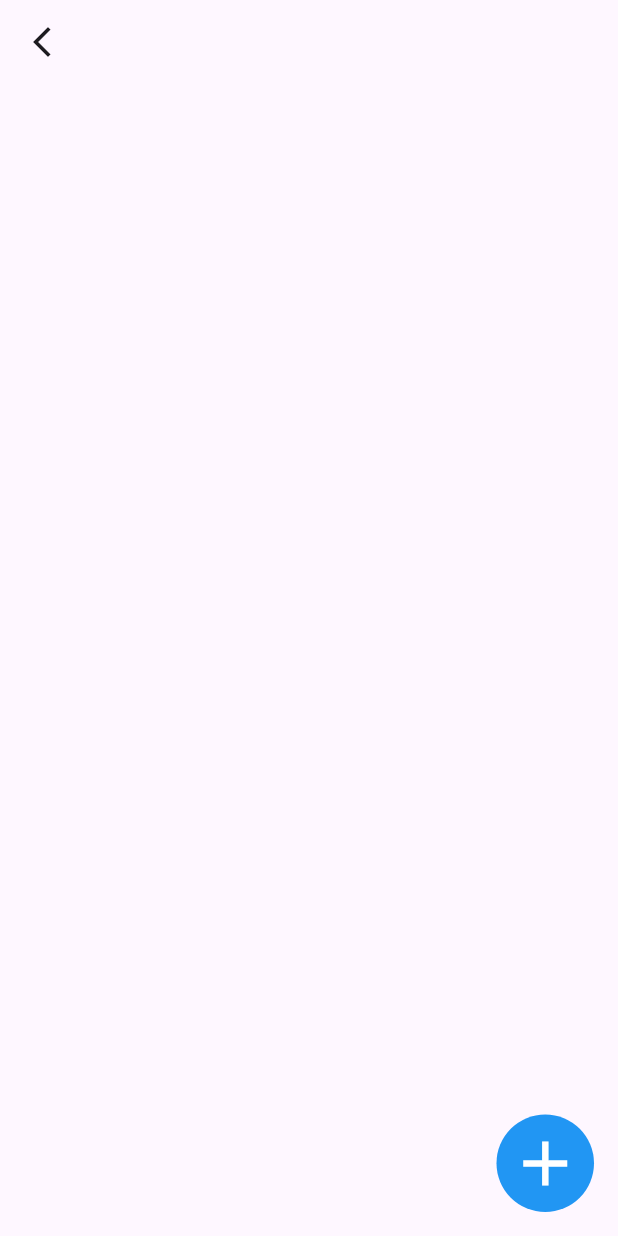
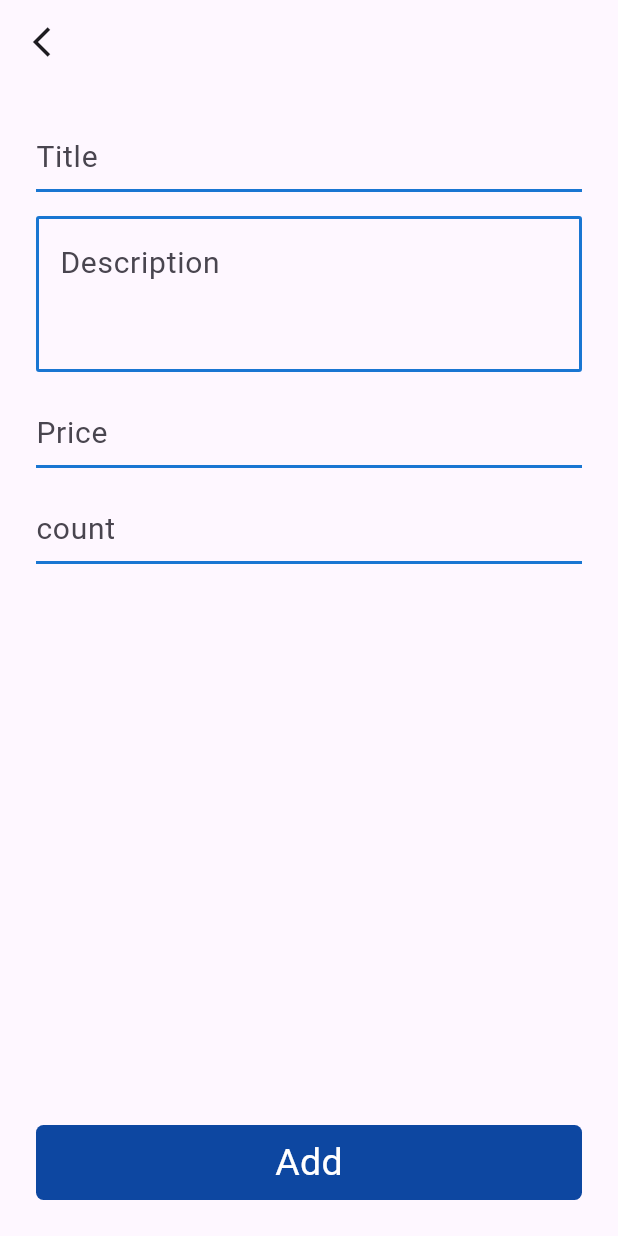
Before and after one commit to mordex-01/store_app_taav, a Flutter app: the SellerPage screen opened by its route, after a tap on the "add" icon, on a phone screen of 412 x 824 dp. Run offline on Flutter 3.47's test engine with Material 3 defaults, Android fonts, the phone set to English and light mode, and no system bars; our stand-ins replace either_dart, get, shared_preferences; accounts and stored records are empty; network calls fail.

Commit message:
SwichButton Fixed :))

```diff
--- a/jsonserver/db.json
+++ b/jsonserver/db.json
@@ -32,7 +32,7 @@
       "title": "thats my title",
       "description": "thats my description",
       "price": "600",
-      "isActive": true
+      "isActive": false
     },
     {
       "id": "2",
--- a/lib/src/infrastructure/routes/route_names.dart
+++ b/lib/src/infrastructure/routes/route_names.dart
@@ -3,4 +3,5 @@ class RouteNames {
   static const signUpPageRoute = '/signup';
   static const customerPageRoute = '/customer';
   static const sellerPageRoute = '/seller';
+  static const addProductRoute = '/addproduct';
 }
--- a/lib/src/infrastructure/routes/route_pages.dart
+++ b/lib/src/infrastructure/routes/route_pages.dart
@@ -1,5 +1,7 @@
 import 'package:get/get.dart';
 import 'package:store_app_taav/src/infrastructure/routes/route_names.dart';
+import 'package:store_app_taav/src/pages/addproduct/common/add_product_binding.dart';
+import 'package:store_app_taav/src/pages/addproduct/view/add_product_page.dart';
 import 'package:store_app_taav/src/pages/customer/common/customer_binding.dart';
 import 'package:store_app_taav/src/pages/customer/view/customer_page.dart';
 import 'package:store_app_taav/src/pages/login/common/login_binding.dart';
@@ -32,6 +34,13 @@ class RoutePages {
       name: RouteNames.sellerPageRoute,
       page: () => const SellerPage(),
       binding: SellerBinding(),
+      children: [
+        GetPage(
+          name: RouteNames.addProductRoute,
+          page: () => const AddProductPage(),
+          binding: AddProductBinding(),
+        )
+      ],
     ),
   ];
 }
--- /dev/null
+++ b/lib/src/pages/addproduct/common/add_product_binding.dart
@@ -0,0 +1,9 @@
+import 'package:get/get.dart';
+import 'package:store_app_taav/src/pages/addproduct/controller/add_product_controller.dart';
+
+class AddProductBinding extends Bindings {
+  @override
+  void dependencies() {
+    Get.lazyPut(() => AddProductController());
+  }
+}
--- /dev/null
+++ b/lib/src/pages/addproduct/controller/add_product_controller.dart
@@ -0,0 +1,17 @@
+import 'package:flutter/material.dart';
+import 'package:get/get.dart';
+import 'package:store_app_taav/src/infrastructure/routes/route_names.dart';
+
+class AddProductController extends GetxController {
+  final TextEditingController titleController = TextEditingController();
+  final TextEditingController descriptionController = TextEditingController();
+  final TextEditingController priceController = TextEditingController();
+  final formKey = GlobalKey<FormState>();
+  onAddButtonTapped() {
+    Get.offAndToNamed(RouteNames.sellerPageRoute, arguments: <String, String>{
+      "title": titleController.text,
+      "description": descriptionController.text,
+      "price": priceController.text
+    });
+  }
+}
--- /dev/null
+++ b/lib/src/pages/addproduct/view/add_product_page.dart
@@ -0,0 +1,107 @@
+import 'package:flutter/material.dart';
+import 'package:get/get.dart';
+import 'package:store_app_taav/src/pages/addproduct/controller/add_product_controller.dart';
+
+class AddProductPage extends GetView<AddProductController> {
+  const AddProductPage({super.key});
+
+  @override
+  Widget build(BuildContext context) {
+    return Scaffold(
+      appBar: AppBar(
+        leading: IconButton(
+          onPressed: () {
+            Get.back();
+          },
+          icon: const Icon(Icons.arrow_back_ios_outlined),
+        ),
+      ),
+      body: Padding(
+        padding: const EdgeInsets.all(16.0),
+        child: Form(
+          key: controller.formKey,
+          child: Column(
+            children: [
+              Padding(
+                  padding: const EdgeInsets.all(8),
+                  child: _textFormField(
+                      controller: controller.titleController,
+                      hintText: "Title",
+                      isOutline: false,
+                      maxLines: 1)),
+              Padding(
+                  padding: const EdgeInsets.all(8),
+                  child: _textFormField(
+                      controller: controller.descriptionController,
+                      hintText: "Description",
+                      isOutline: true,
+                      maxLines: 3)),
+              Padding(
+                  padding: const EdgeInsets.all(8),
+                  child: _textFormField(
+                      controller: controller.priceController,
+                      hintText: "Price",
+                      isOutline: false,
+                      maxLines: 1)),
+              Padding(
+                padding: const EdgeInsets.all(8.0),
+                child: _textFormField(
+                    hintText: "count", isOutline: false, maxLines: 1),
+              ),
+              const Expanded(child: SizedBox()),
+              Padding(
+                padding: const EdgeInsets.all(8),
+                child: _addButton(
+                  context: context,
+                  onTap: () {
+                    controller.onAddButtonTapped();
+                  },
+                ),
+              )
+            ],
+          ),
+        ),
+      ),
+    );
+  }
+
+  Widget _textFormField(
+          {required String hintText,
+          required bool isOutline,
+          required int maxLines,
+          TextEditingController? controller}) =>
+      TextFormField(
+        controller: controller,
+        maxLines: maxLines,
+        decoration: InputDecoration(
+          hintText: hintText,
+          hintStyle: const TextStyle(fontSize: 20),
+          enabledBorder: isOutline
+              ? OutlineInputBorder(
+                  borderRadius: BorderRadius.circular(2),
+                  borderSide: BorderSide(color: Colors.blue[700]!, width: 2))
+              : UnderlineInputBorder(
+                  borderSide: BorderSide(color: Colors.blue[700]!, width: 2),
+                ),
+        ),
+      );
+  Widget _addButton(
+          {required BuildContext context, required void Function()? onTap}) =>
+      InkWell(
+        onTap: onTap,
+        child: Container(
+          width: MediaQuery.sizeOf(context).width,
+          height: 50,
+          decoration: BoxDecoration(
+            color: Colors.blue[900],
+            borderRadius: BorderRadius.circular(5),
+          ),
+          child: const Center(
+            child: Text(
+              "Add",
+              style: TextStyle(fontSize: 25, color: Colors.white),
+            ),
+          ),
+        ),
+      );
+}
--- a/lib/src/pages/seller/controller/seller_controller.dart
+++ b/lib/src/pages/seller/controller/seller_controller.dart
@@ -7,6 +7,7 @@ import 'package:store_app_taav/src/pages/login/model/remember_me_dto.dart';
 import 'package:store_app_taav/src/pages/seller/model/product_dto.dart';
 import 'package:store_app_taav/src/pages/seller/model/product_view_model.dart';
 import 'package:store_app_taav/src/pages/seller/repository/seller_repository.dart';
+import 'package:store_app_taav/src/pages/seller/view/my_product_box.dart';
 import 'package:store_app_taav/src/shared/remember_me_repository.dart';
 
 class SellerController extends GetxController {
@@ -19,14 +20,27 @@ class SellerController extends GetxController {
     super.onInit();
   }
 
+  RxList<MyProductBox> productBoxList = <MyProductBox>[].obs;
+
+  RxBool isOnAddMode = RxBool(false);
   RxList<ProductViewModel> productsList = <ProductViewModel>[].obs;
+
   final RememberMeRepository _rememberMeRepository = RememberMeRepository();
   final dto = RememberMeDto(false);
   final args = Get.arguments;
   final SellerRepository _sellerRepository = SellerRepository();
+//on add button Tapped
+  onAddButtonTapped() async {
+    final result = await Get.toNamed(
+        RouteNames.sellerPageRoute + RouteNames.addProductRoute);
+    if (result != null) {
+      //fill it
+    }
+  }
 
 //
   Rx<bool> mybool = false.obs;
+  Rx<bool> isPageLoading = false.obs;
 
   Rx<bool> isLoading = false.obs;
 
@@ -42,7 +56,8 @@ class SellerController extends GetxController {
     // isLoading.value = false;
   }
 
-  Future<void> toggleIsActive(String id) async {
+  Future<void> toggleIsActive(String id, int index) async {
+    isPageLoading.value = true;
     // isLoading.value = true;
     // await getIsActive(id: id);
     // if (mybool.value == false) {
@@ -72,13 +87,14 @@ class SellerController extends GetxController {
             messageText: left, backgroundColor: Colors.redAccent)),
         (right) => {
               // isSwiched.value = right.isActive,
+              productsList[index].isActive = !productsList[index].isActive,
               Get.showSnackbar(WidgetUtils.myCustomSnackBar(
                   messageText: "${right.title} Changed Active Mode",
                   backgroundColor: Colors.greenAccent))
             });
     await getIsActive(id: id);
-
     isLoading.value = false;
+    isPageLoading.value = false;
   }
 //
 
--- a/lib/src/pages/seller/model/product_view_model.dart
+++ b/lib/src/pages/seller/model/product_view_model.dart
@@ -11,7 +11,7 @@ class ProductViewModel {
   final String title;
   final String description;
   final String price;
-  final bool isActive;
+  late bool isActive;
 
   factory ProductViewModel.fromJson(Map<String, dynamic> json) =>
       ProductViewModel(
```
Also changed, not shown: lib/src/pages/seller/view/my_product_box.dart (added, +224 -0 lines), lib/src/pages/seller/view/seller_page.dart (+32 -16 lines).
